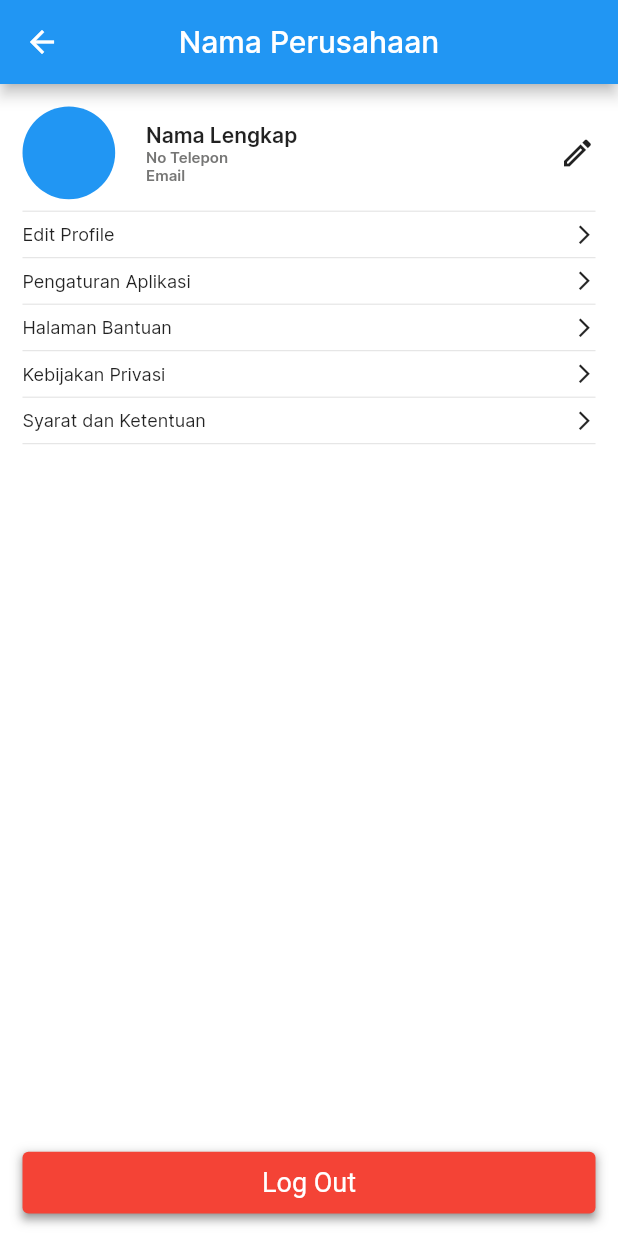
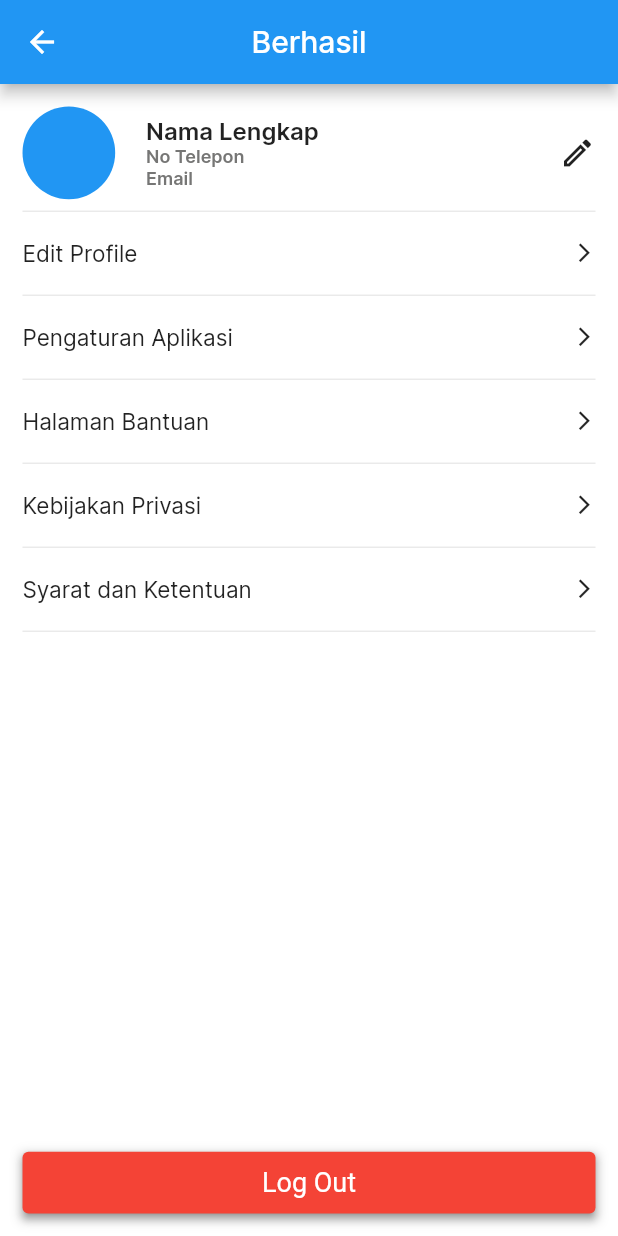
Before and after one commit to drikdrick/forwarderApps, a Flutter app: the Profile screen opened directly, on a phone screen of 412 x 824 dp. Run offline on Flutter 3.47's test engine with Material 2 defaults, Android fonts, the light colour scheme and no system bars; our stand-ins replace carousel_slider, flutter_map, flutter_spinkit, flutter_svg, latlong2, lottie and 2 more; accounts and stored records are empty.

Commit message:
display none order and profile without shimering

```diff
--- a/lib/Index.dart
+++ b/lib/Index.dart
@@ -3,6 +3,8 @@
 import 'package:bokshaulforwarder/Order/OrderPage.dart';
 import 'package:bokshaulforwarder/Profile/ProfilePage.dart';
 import 'package:flutter/material.dart';
+
+import 'InvoicePage.dart';
 
 class Index extends StatefulWidget {
   @override
@@ -39,16 +41,16 @@
         color: Colors.blue,
       ),
     ),
-    // BottomNavigationBarItem(
-    //   label: 'Invoice',
-    //   icon: Icon(
-    //     Icons.article_outlined,
-    //   ),
-    //   activeIcon: Icon(
-    //     Icons.article,
-    //     color: Colors.blue,
-    //   ),
-    // ),
+    BottomNavigationBarItem(
+      label: 'Invoice',
+      icon: Icon(
+        Icons.article_outlined,
+      ),
+      activeIcon: Icon(
+        Icons.article,
+        color: Colors.blue,
+      ),
+    ),
     BottomNavigationBarItem(
       label: 'Profile',
       icon: Icon(
@@ -65,7 +67,7 @@
   List<Widget> _widget = [
     Home(),
     OrderPage(),
-    // Invoice(),
+    Invoice(),
     Profile(),
   ];
 
@@ -73,7 +75,7 @@
   Widget build(BuildContext context) {
     return MaterialApp(
       theme: ThemeData(
-        fontFamily: 'Poppins',
+        fontFamily: 'Inter',
       ),
       home: Scaffold(
         body: _widget[bottomIndex],
--- a/lib/Profile/ProfilePage.dart
+++ b/lib/Profile/ProfilePage.dart
@@ -1,3 +1,4 @@
+import 'package:bokshaulforwarder/Model/User.dart';
 import 'package:bokshaulforwarder/Services/Authenticationi.dart';
 import 'package:bokshaulforwarder/Setting/AppSettingPage.dart';
 import 'package:bokshaulforwarder/Setting/HelpCentrePage.dart';
@@ -21,9 +22,19 @@
   Widget build(BuildContext context) {
     var width = MediaQuery.of(context).size.width;
     var height = MediaQuery.of(context).size.height;
+    return FutureBuilder(
+        future: getUserProfile(),
+        builder: (context, snapshot) {
+          if (snapshot.connectionState == ConnectionState.done) {
+            print("Test");
+            Object? currentUser = snapshot.data;
+            print(currentUser);
+          }
           return Scaffold(
             appBar: AppBar(
-        title: Text("Nama Perusahaan"),
+              title: Text(snapshot.connectionState == ConnectionState.waiting
+                  ? "Company"
+                  : "Berhasil"),
               centerTitle: true,
             ),
             body: SafeArea(
@@ -34,17 +45,6 @@
                   children: [
                     Column(
                       children: [
-                  // Align(
-                  //   alignment: Alignment.topCenter,
-                  //   child: Text(
-                  //     "Nama Perusahaan",
-                  //     style: TextStyle(
-                  //       fontSize: 14,
-                  //       fontWeight: FontWeight.w600,
-                  //     ),
-                  //   ),
-                  // ),
-                  // Divider(),
                         Row(
                           children: [
                             CircleAvatar(
@@ -56,9 +56,11 @@
                             ),
                             Flexible(
                               child: Row(
-                          mainAxisAlignment: MainAxisAlignment.spaceBetween,
+                                mainAxisAlignment:
+                                    MainAxisAlignment.spaceBetween,
                                 children: [
-                            userProfile("Nama Lengkap", "No Telepon", "Email"),
+                                  userProfile(
+                                      "Nama Lengkap", "No Telepon", "Email"),
                                   Icon(Icons.edit_outlined),
                                 ],
                               ),
@@ -96,11 +98,6 @@
                           TermCondition(),
                         ),
                         Divider(),
-                  // settingOption(
-                  //   "Halaman Bantuan",
-                  //   ,
-                  // ),
-                  // Divider(),
                       ],
                     ),
                     Align(
@@ -112,7 +109,8 @@
                               color: Colors.grey.withOpacity(0.5),
                               spreadRadius: 2,
                               blurRadius: 5,
-                        offset: Offset(0, 3), // changes position of shadow
+                              offset:
+                                  Offset(0, 3), // changes position of shadow
                             ),
                           ],
                         ),
@@ -139,6 +137,7 @@
               ),
             ),
           );
+        });
   }
 
   Widget settingOption(context, headline, screen) {
@@ -151,13 +150,15 @@
           }),
         );
       },
+      child: SizedBox(
+        height: 40,
         child: Row(
           mainAxisAlignment: MainAxisAlignment.spaceBetween,
           children: [
             Text(
               headline,
               style: TextStyle(
-              fontSize: 12,
+                fontSize: 15,
                 fontWeight: FontWeight.w400,
               ),
             ),
@@ -166,6 +167,7 @@
               size: 15,
             ),
           ],
+        ),
       ),
     );
   }
@@ -177,14 +179,14 @@
         Text(
           nama,
           style: TextStyle(
-            fontSize: 14,
+            fontSize: 16,
             fontWeight: FontWeight.w600,
           ),
         ),
         Text(
           noTelp,
           style: TextStyle(
-            fontSize: 10,
+            fontSize: 12,
             fontWeight: FontWeight.w600,
             color: Color(0xFF767675),
           ),
@@ -192,7 +194,7 @@
         Text(
           email,
           style: TextStyle(
-            fontSize: 10,
+            fontSize: 12,
             fontWeight: FontWeight.w600,
             color: Color(0xFF767675),
           ),
--- a/lib/Services/Authenticationi.dart
+++ b/lib/Services/Authenticationi.dart
@@ -17,4 +17,6 @@
   prefs.clear();
 }
 
+
+
 //getProfile
```
Also changed, not shown: lib/HomePage.dart (+14 -1 lines), lib/Model/User.dart (added, +74 -0 lines), lib/Order/OrderPage.dart (+71 -3 lines), lib/main.dart (+6 -7 lines), pubspec.yaml (+2 -7 lines), images/null_done.png (added), images/null_done.svg (added), images/null_ongoing.png (added), images/null_ongoing.svg (added), images/null_pending.png (added), images/null_pending.svg (added), pubspec.lock, 1 other file. Lines whose indentation alone changed are shown as unchanged.
